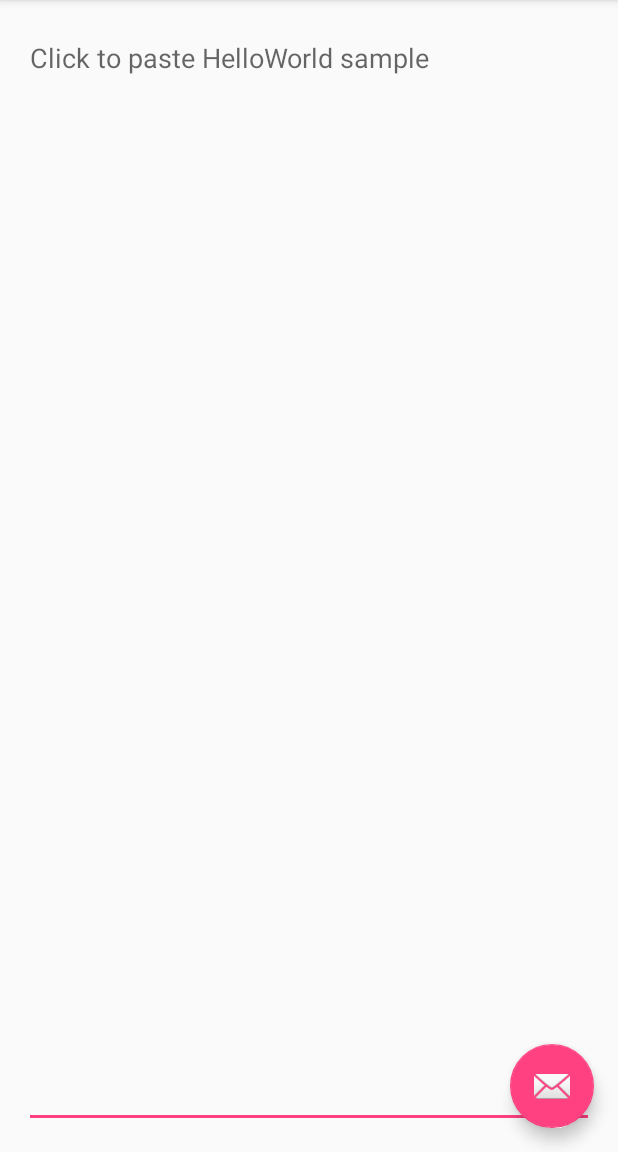
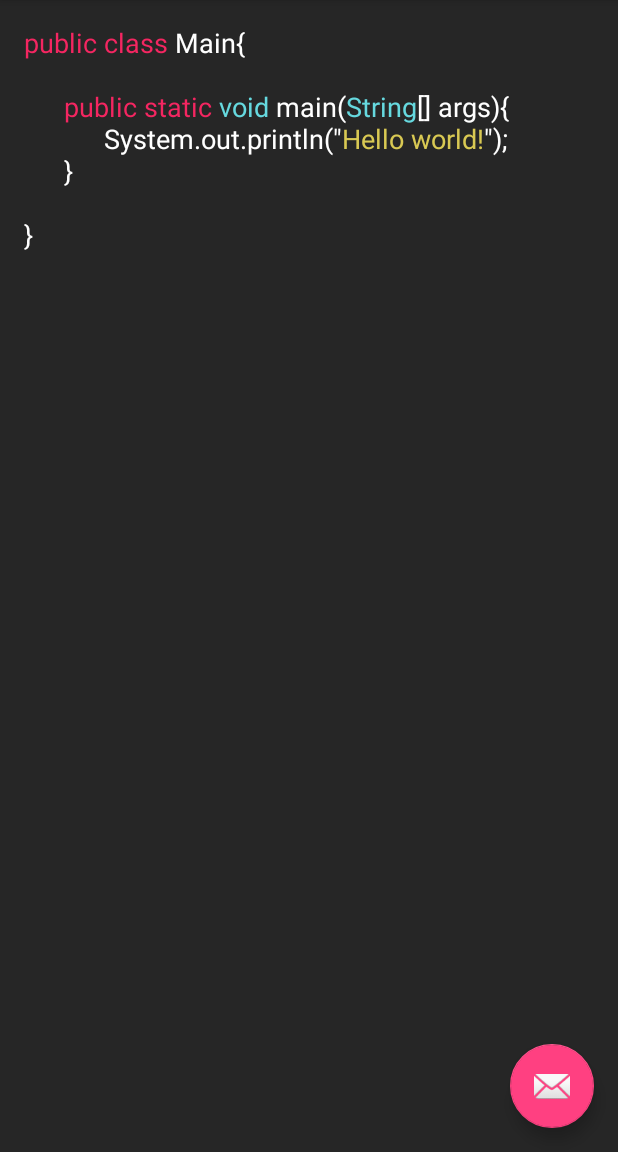
Before and after one commit to SimonAlling/taide, an Android app: the screen it shows after launch (MainActivity), on a phone screen of 412 x 824 dp, the part 84-1236 px from its top. Run offline under Robolectric (Android 15) with nearby library versions, the phone set to English and light mode, and no system bars.

Commit message:
Add highlight (and overall structure)

```diff
--- a/Taide/app/src/main/java/se/chalmers/taide/MainActivity.java
+++ b/Taide/app/src/main/java/se/chalmers/taide/MainActivity.java
@@ -5,10 +5,19 @@ import android.support.design.widget.FloatingActionButton;
 import android.support.design.widget.Snackbar;
 import android.support.v7.app.AppCompatActivity;
 import android.support.v7.widget.Toolbar;
+import android.util.Log;
 import android.view.View;
 import android.view.Menu;
 import android.view.MenuItem;
 import android.widget.EditText;
+
+import java.util.List;
+
+import se.chalmers.taide.model.EditorModel;
+import se.chalmers.taide.model.ModelFactory;
+import se.chalmers.taide.model.languages.Language;
+import se.chalmers.taide.model.languages.LanguageFactory;
+import se.chalmers.taide.model.languages.SyntaxBlock;
 
 public class MainActivity extends AppCompatActivity {
 
@@ -30,16 +39,19 @@ public class MainActivity extends AppCompatActivity {
 
 
         final EditText codeEditor = (EditText)findViewById(R.id.editText);
+        final String sampleCode = "public class Main{\n\n\t\tpublic static void main(String[] args){\n\t\t\t\tSystem.out.println(\"Hello world!\");\n\t\t}\n\n}";
+        codeEditor.setText(sampleCode);
         codeEditor.setOnClickListener(new View.OnClickListener() {
             @Override
             public void onClick(View v) {
                 if(codeEditor.getText().length() == 0) {
-                    String sampleCode = "public class Main{\n\n\t\tpublic static void main(String[] args){\n\t\t\t\tSystem.out.println(\"Hello world!\");\n\t\t}\n\n}";
                     codeEditor.setText(sampleCode);
                     codeEditor.setSelection(101);    //Set focus after Syso statement
                 }
             }
         });
+
+        EditorModel model = ModelFactory.createEditorModel(codeEditor, "java");
     }
 
     @Override
--- /dev/null
+++ b/Taide/app/src/main/java/se/chalmers/taide/model/AbstractTextFilter.java
@@ -0,0 +1,75 @@
+package se.chalmers.taide.model;
+
+import android.text.Editable;
+import android.text.TextWatcher;
+import android.widget.EditText;
+
+import se.chalmers.taide.model.languages.Language;
+
+/**
+ * Created by Matz on 2016-02-10.
+ */
+public abstract class AbstractTextFilter implements TextFilter, TextWatcher{
+
+    private Language language;
+    private EditText editText;
+    private String[] triggerTexts;
+
+    protected AbstractTextFilter(String... triggerTexts){
+        this.triggerTexts = triggerTexts;
+    }
+
+    protected abstract void applyFilterEffect();
+
+    protected EditText getTextView(){
+        return editText;
+    }
+
+    protected Language getLanguage(){
+        return language;
+    }
+
+
+    public void attach(EditText editText){
+        if(this.editText != null){
+            throw new IllegalStateException("Cannot attach to new EditText, an attachment is already in use");
+        }
+
+        this.editText = editText;
+        this.editText.addTextChangedListener(this);
+    }
+
+    public void detach(){
+        if(this.editText != null) {
+            this.editText.removeTextChangedListener(this);
+            this.editText = null;
+        }
+    }
+
+    public void setLanguage(Language lang){
+        this.language = lang;
+    }
+
+    protected void setTriggerText(String... triggerTexts){
+        this.triggerTexts = triggerTexts;
+    }
+
+    @Override
+    public void beforeTextChanged(CharSequence s, int start, int count, int after) {}
+
+    @Override
+    public void onTextChanged(CharSequence s, int start, int before, int count) {
+        //Update filter if correct input received
+        String input = s.toString().substring(start, start + count);
+        for (String triggerText : triggerTexts){
+            if (input.equals(triggerText)) {
+                applyFilterEffect();
+                break;
+            }
+        }
+    }
+
+    @Override
+    public void afterTextChanged(Editable s) {}
+
+}
--- /dev/null
+++ b/Taide/app/src/main/java/se/chalmers/taide/model/EditorModel.java
@@ -0,0 +1,18 @@
+package se.chalmers.taide.model;
+
+import android.widget.EditText;
+
+import se.chalmers.taide.model.languages.Language;
+
+/**
+ * Created by Matz on 2016-02-07.
+ */
+public interface EditorModel {
+
+    Language getLanguage();
+    void setLanguage(Language lang);
+
+    EditText getCurrentTextView();
+    void setTextView(EditText view);
+
+}
--- /dev/null
+++ b/Taide/app/src/main/java/se/chalmers/taide/model/ModelFactory.java
@@ -0,0 +1,14 @@
+package se.chalmers.taide.model;
+
+import android.widget.EditText;
+
+/**
+ * Created by Matz on 2016-02-07.
+ */
+public class ModelFactory {
+
+    public static EditorModel createEditorModel(EditText text, String lang){
+        return new SimpleEditorModel(text, lang);
+    }
+
+}
--- /dev/null
+++ b/Taide/app/src/main/java/se/chalmers/taide/model/SimpleEditorModel.java
@@ -0,0 +1,69 @@
+package se.chalmers.taide.model;
+
+import android.widget.EditText;
+
+import java.util.LinkedList;
+import java.util.List;
+
+import se.chalmers.taide.model.languages.Language;
+import se.chalmers.taide.model.languages.LanguageFactory;
+
+/**
+ * Created by Matz on 2016-02-07.
+ */
+public class SimpleEditorModel implements EditorModel{
+
+    private Language language;
+    private EditText editText;
+
+    private List<TextFilter> textFilters;
+
+    protected SimpleEditorModel(EditText text, String language){
+        this.language = LanguageFactory.getLanguage(language, text.getContext());
+        //Init filters
+        this.textFilters = new LinkedList<>();
+        SimpleHighlighter sh = new SimpleHighlighter(this.language);
+        textFilters.add(sh);
+        //Setup text view
+        setTextView(text);
+        //Highlight immediately
+        sh.applyFilterEffect();
+    }
+
+    @Override
+    public Language getLanguage() {
+        return language;
+    }
+
+    @Override
+    public void setLanguage(Language lang) {
+        if(lang != null){
+            this.language = lang;
+            for(TextFilter tf : textFilters){
+                tf.setLanguage(lang);
+            }
+        }
+    }
+
+    @Override
+    public EditText getCurrentTextView() {
+        return editText;
+    }
+
+    @Override
+    public void setTextView(EditText view) {
+        if(view != null){
+            if(this.editText != null){
+                for(TextFilter tf : textFilters){
+                    tf.detach();
+                }
+            }
+
+            //Replace.
+            this.editText = view;
+            for(TextFilter tf : textFilters){
+                tf.attach(view);
+            }
+        }
+    }
+}
--- /dev/null
+++ b/Taide/app/src/main/java/se/chalmers/taide/model/SimpleHighlighter.java
@@ -0,0 +1,39 @@
+package se.chalmers.taide.model;
+
+import android.text.Editable;
+import android.text.SpannableString;
+import android.text.TextWatcher;
+import android.text.style.ForegroundColorSpan;
+import android.widget.EditText;
+import android.widget.TextView;
+
+import se.chalmers.taide.model.languages.Language;
+import se.chalmers.taide.model.languages.SyntaxBlock;
+
+/**
+ * Created by Matz on 2016-02-10.
+ */
+public class SimpleHighlighter extends AbstractTextFilter{
+
+    protected SimpleHighlighter(Language lang){
+        super(" ", "\n");
+        this.setLanguage(lang);
+    }
+
+
+    protected void applyFilterEffect(){
+        EditText codeView = getTextView();
+        Language language = getLanguage();
+        if(codeView != null && language != null) {
+            int start = codeView.getSelectionStart();
+            SpannableString code = new SpannableString(codeView.getText().toString());
+            for (SyntaxBlock sb : language.getSyntaxBlocks(codeView.getText().toString())) {
+                code.setSpan(new ForegroundColorSpan(sb.getMarkupColor()), sb.getStartIndex(), sb.getEndIndex(), 0);
+            }
+            codeView.setText(code, TextView.BufferType.SPANNABLE);
+
+            //Reset text marker
+            codeView.setSelection(start);
+        }
+    }
+}
--- /dev/null
+++ b/Taide/app/src/main/java/se/chalmers/taide/model/TextFilter.java
@@ -0,0 +1,15 @@
+package se.chalmers.taide.model;
+
+import android.widget.EditText;
+
+import se.chalmers.taide.model.languages.Language;
+
+/**
+ * Created by Matz on 2016-02-10.
+ */
+public interface TextFilter {
+
+    void attach(EditText text);
+    void detach();
+    void setLanguage(Language lang);
+}
--- /dev/null
+++ b/Taide/app/src/main/java/se/chalmers/taide/model/languages/JavaImpl.java
@@ -0,0 +1,63 @@
+package se.chalmers.taide.model.languages;
+
+import android.content.Context;
+
+import java.util.LinkedList;
+import java.util.List;
+
+import se.chalmers.taide.R;
+
+/**
+ * Created by Matz on 2016-02-07.
+ */
+public class JavaImpl implements Language{
+
+    private static final String[][] keyWords = {new String[]{"boolean", "enum", "int", "double", "float", "long", "void", "char", "short", "byte", "String"},
+                                                new String[]{"abstract", "static", "volatile", "native", "public", "private", "protected", "synchronized", "transient", "final", "strictfp"},
+                                                new String[]{"continue", "for", "switch", "default", "do", "if", "else", "break", "throw", "case", "return", "catch", "try", "finally", "while", "import", "assert"},
+                                                new String[]{"extends", "implements", "instanceof", "throws"},
+                                                new String[]{"package", "class", "interface", "this", "super", "new"}};
+    private int[] colors;
+
+    protected JavaImpl(Context context){
+        colors = context.getResources().getIntArray(R.array.java_syntax_default_colors);
+    }
+
+    public String getName(){
+        return "Java";
+    }
+
+    public List<SyntaxBlock> getSyntaxBlocks(String sourceCode){
+        //Very basic and intuitive search-through. NOTE: Totally ineffective, just temporary.
+        int inQuotes = -1;
+        List<SyntaxBlock> res = new LinkedList<SyntaxBlock>();
+        for(int i = 0; i<sourceCode.length(); i++){
+            //Check for quotes
+            if(sourceCode.charAt(i) == '\"' && (i == 0 || sourceCode.charAt(i-1) != '\\')){
+                if(inQuotes >= 0){
+                    res.add(new SimpleSyntaxBlock(inQuotes, i, colors[colors.length-1]));
+                }else{
+                    inQuotes = i+1;
+                }
+            }
+
+            //Check for keywords. Note that they cannot happen if preceded by a letter or digit.
+            if(i == 0 || (!Character.isLetter(sourceCode.charAt(i-1)) && !Character.isDigit(sourceCode.charAt(i-1)))){
+                keyWordCheck:
+                for (int j = 0; j < keyWords.length; j++) {
+                    for (int k = 0; k < keyWords[j].length; k++) {
+                        if (sourceCode.startsWith(keyWords[j][k], i)) {
+                            //Found match! Save it.
+                            res.add(new SimpleSyntaxBlock(i, i + keyWords[j][k].length(), colors[j]));
+                            //Ignore the chars involved in the current word (no use parsing them)
+                            i += keyWords[j][k].length();
+                            break keyWordCheck;
+                        }
+                    }
+                }
+            }
+        }
+
+        return res;
+    }
+}
--- /dev/null
+++ b/Taide/app/src/main/java/se/chalmers/taide/model/languages/Language.java
@@ -0,0 +1,13 @@
+package se.chalmers.taide.model.languages;
+
+import java.util.List;
+
+/**
+ * Created by Matz on 2016-02-07.
+ */
+public interface Language {
+
+    String getName();
+
+    List<SyntaxBlock> getSyntaxBlocks(String sourceCode);
+}
--- /dev/null
+++ b/Taide/app/src/main/java/se/chalmers/taide/model/languages/LanguageFactory.java
@@ -0,0 +1,23 @@
+package se.chalmers.taide.model.languages;
+
+import android.content.Context;
+import android.util.Log;
+
+/**
+ * Created by Matz on 2016-02-07.
+ */
+public class LanguageFactory {
+
+    public static Language getLanguage(String name, Context context){
+        if(name == null){
+            Log.d("LanguageFactory", "No language provided, defaulting to Java");
+            name = "Java";
+        }
+
+        switch(name.toLowerCase()){
+            case "java":    return new JavaImpl(context);
+            default:        return new JavaImpl(context);
+        }
+    }
+
+}
--- /dev/null
+++ b/Taide/app/src/main/java/se/chalmers/taide/model/languages/SimpleSyntaxBlock.java
@@ -0,0 +1,33 @@
+package se.chalmers.taide.model.languages;
+
+/**
+ * Created by Matz on 2016-02-07.
+ */
+public class SimpleSyntaxBlock implements SyntaxBlock{
+
+    private int startIndex, endIndex;
+    private int color;
+
+    protected SimpleSyntaxBlock(int startIndex, int endIndex, int color){
+        this.startIndex = startIndex;
+        this.endIndex = endIndex;
+        this.color = color;
+    }
+
+    public int getStartIndex(){
+        return startIndex;
+    }
+
+    public int getEndIndex(){
+        return endIndex;
+    }
+
+    public int getMarkupColor(){
+        return color;
+    }
+
+    @Override
+    public String toString(){
+        return "SimpleSyntaxBlock {startIndex:"+startIndex+", endIndex:"+endIndex+", color:"+color+"}";
+    }
+}
--- /dev/null
+++ b/Taide/app/src/main/java/se/chalmers/taide/model/languages/SyntaxBlock.java
@@ -0,0 +1,13 @@
+package se.chalmers.taide.model.languages;
+
+import android.graphics.Color;
+
+/**
+ * Created by Matz on 2016-02-07.
+ */
+public interface SyntaxBlock {
+
+    int getStartIndex();
+    int getEndIndex();
+    int getMarkupColor();
+}
--- a/Taide/app/src/main/res/layout/activity_main.xml
+++ b/Taide/app/src/main/res/layout/activity_main.xml
@@ -5,6 +5,7 @@
     android:layout_width="match_parent"
     android:layout_height="match_parent"
     android:fitsSystemWindows="true"
+    android:background="@color/defaultBackground"
     tools:context="se.chalmers.taide.MainActivity">
 
     <android.support.design.widget.AppBarLayout
--- a/Taide/app/src/main/res/layout/content_main.xml
+++ b/Taide/app/src/main/res/layout/content_main.xml
@@ -17,13 +17,10 @@
         android:layout_width="fill_parent"
         android:layout_height="fill_parent"
         android:id="@+id/editText"
+        android:background="@color/defaultBackground"
+        android:textColor="@android:color/white"
+        android:textColorHint="@android:color/white"
         android:hint="@string/insert_sample_descriptor"
         android:textAlignment="viewStart"
-        android:gravity="start"
-        android:layout_alignParentTop="true"
-        android:layout_alignParentLeft="true"
-        android:layout_alignParentStart="true"
-        android:layout_alignParentBottom="true"
-        android:layout_alignParentRight="true"
-        android:layout_alignParentEnd="true" />
+        android:gravity="start" />
 </RelativeLayout>
--- a/Taide/app/src/main/res/values/colors.xml
+++ b/Taide/app/src/main/res/values/colors.xml
@@ -3,4 +3,12 @@
     <color name="colorPrimary">#3F51B5</color>
     <color name="colorPrimaryDark">#303F9F</color>
     <color name="colorAccent">#FF4081</color>
+
+    <color name="defaultBackground">#262626</color>
+
+    <color name="pink">#f42661</color>
+    <color name="cyan">#66d9df</color>
+    <color name="orange">#d26e21</color>
+    <color name="lightYellow">#d9c953</color>
+    <color name="lightGreen">#a6e02d</color>
 </resources>
--- /dev/null
+++ b/Taide/app/src/main/res/values/java.xml
@@ -0,0 +1,11 @@
+<?xml version="1.0" encoding="utf-8"?>
+<resources>
+    <array name="java_syntax_default_colors">
+        <item>@color/cyan</item>
+        <item>@color/pink</item>
+        <item>@color/lightGreen</item>
+        <item>@color/orange</item>
+        <item>@color/pink</item>
+        <item>@color/lightYellow</item>
+    </array>
+</resources>
```
